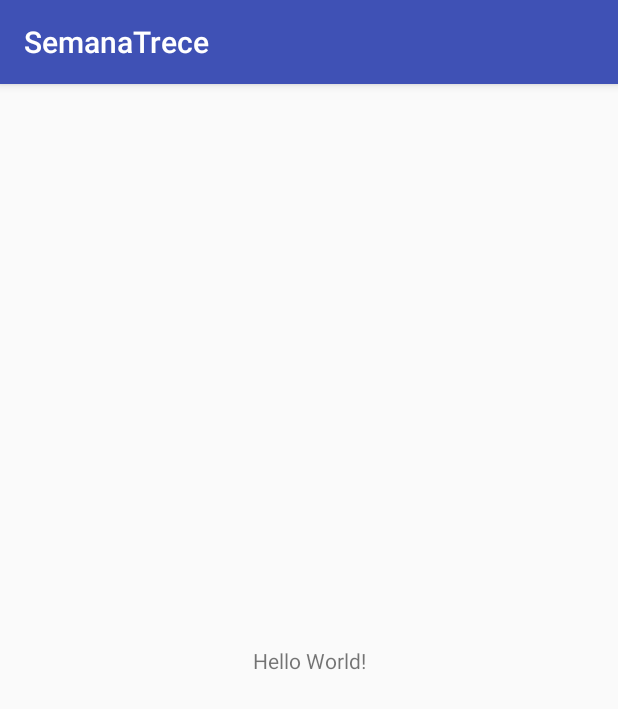
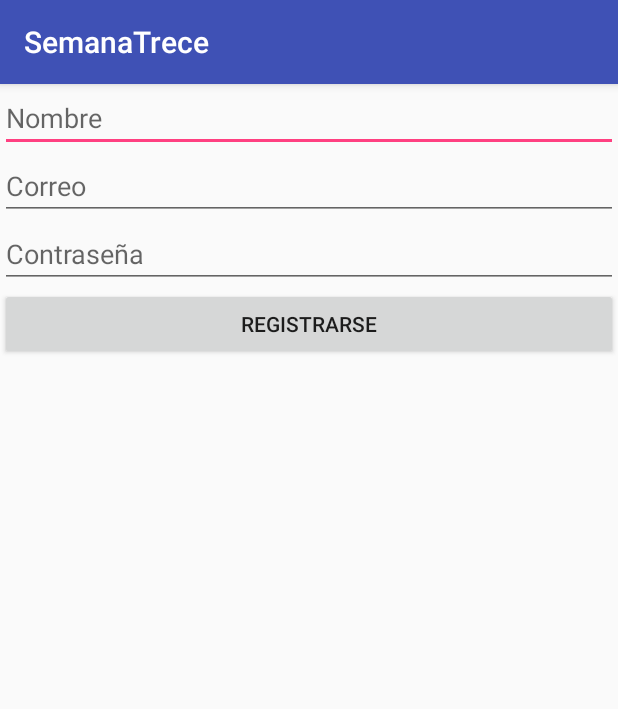
Before and after one commit to juanitaHoyos/SemanaTreceDatabase, an Android app: the screen it shows after launch (MainActivity), on a phone screen of 412 x 824 dp. Shown: the top 709 px of the screen. Run offline under Robolectric (Android 15) with nearby library versions, the phone set to English and light mode, and no system bars; our stand-ins replace Firebase (no records; nobody signed in at launch, a user with empty details on screens opened directly).

Commit message:
Clase del jueves

```diff
--- a/app/build.gradle
+++ b/app/build.gradle
@@ -22,7 +22,7 @@ dependencies {
     implementation fileTree(dir: 'libs', include: ['*.jar'])
     implementation 'com.android.support:appcompat-v7:28.0.0'
     implementation 'com.android.support.constraint:constraint-layout:1.1.3'
-    implementation 'com.google.firebase:firebase-auth:16.0.2'
+    implementation 'com.google.firebase:firebase-auth:16.0.3'
     implementation 'com.google.firebase:firebase-database:16.0.1'
     testImplementation 'junit:junit:4.12'
     androidTestImplementation 'com.android.support.test:runner:1.0.2'
--- a/app/src/main/java/com/example/a1144091759/semanatrece/MainActivity.java
+++ b/app/src/main/java/com/example/a1144091759/semanatrece/MainActivity.java
@@ -3,23 +3,47 @@ package com.example.a1144091759.semanatrece;
 import android.support.annotation.NonNull;
 import android.support.v7.app.AppCompatActivity;
 import android.os.Bundle;
+import android.view.View;
+import android.widget.Button;
+import android.widget.EditText;
 import android.widget.Toast;
 
 import com.google.android.gms.tasks.OnCompleteListener;
 import com.google.android.gms.tasks.Task;
 import com.google.firebase.auth.AuthResult;
 import com.google.firebase.auth.FirebaseAuth;
+import com.google.firebase.database.FirebaseDatabase;
 
 public class MainActivity extends AppCompatActivity {
 
-    FirebaseAuth auth;
+    //FirebaseAuth auth;
+    FirebaseDatabase db;
+    EditText etNombre, etCorreo, etPass;
+    Button btnReg;
 
     @Override
     protected void onCreate(Bundle savedInstanceState) {
         super.onCreate(savedInstanceState);
         setContentView(R.layout.activity_main);
 
-        auth = FirebaseAuth.getInstance();
+        db = FirebaseDatabase.getInstance();
+
+        etNombre = findViewById(R.id.et_nombre);
+        etCorreo = findViewById(R.id.et_correo);
+        etPass = findViewById(R.id.et_pass);
+        btnReg = findViewById(R.id.btn_reg);
+
+        btnReg.setOnClickListener(new View.OnClickListener() {
+            @Override
+            public void onClick(View view) {
+
+                Usuario usuario = new Usuario(etNombre.getText().toString(), etCorreo.getText().toString(), etPass.getText().toString());
+
+                db.getReference().child("usuarios").setValue(usuario);
+            }
+        });
+
+        /*auth = FirebaseAuth.getInstance();
 
         auth.createUserWithEmailAndPassword("manuelaepedesign@gmail.com", "12345678")
                 .addOnCompleteListener(new OnCompleteListener<AuthResult>() {
@@ -35,6 +59,6 @@ public class MainActivity extends AppCompatActivity {
                                     Toast.LENGTH_SHORT).show();
                         }
                     }
-                });
+                });*/
     }
 }
--- a/app/src/main/res/layout/activity_main.xml
+++ b/app/src/main/res/layout/activity_main.xml
@@ -1,18 +1,31 @@
 <?xml version="1.0" encoding="utf-8"?>
-<android.support.constraint.ConstraintLayout xmlns:android="http://schemas.android.com/apk/res/android"
-    xmlns:app="http://schemas.android.com/apk/res-auto"
-    xmlns:tools="http://schemas.android.com/tools"
-    android:layout_width="match_parent"
+<LinearLayout android:layout_width="match_parent"
     android:layout_height="match_parent"
-    tools:context=".MainActivity">
+    android:orientation="vertical"
+    xmlns:android="http://schemas.android.com/apk/res/android">
 
-    <TextView
-        android:layout_width="wrap_content"
+    <EditText
+        android:layout_width="match_parent"
         android:layout_height="wrap_content"
-        android:text="Hello World!"
-        app:layout_constraintBottom_toBottomOf="parent"
-        app:layout_constraintLeft_toLeftOf="parent"
-        app:layout_constraintRight_toRightOf="parent"
-        app:layout_constraintTop_toTopOf="parent" />
+        android:id="@+id/et_nombre"
+        android:hint="Nombre"/>
 
-</android.support.constraint.ConstraintLayout>
+    <EditText
+        android:layout_width="match_parent"
+        android:layout_height="wrap_content"
+        android:id="@+id/et_correo"
+        android:hint="Correo"/>
+
+    <EditText
+        android:layout_width="match_parent"
+        android:layout_height="wrap_content"
+        android:id="@+id/et_pass"
+        android:hint="Contraseña"/>
+
+    <Button
+        android:layout_width="match_parent"
+        android:layout_height="wrap_content"
+        android:id="@+id/btn_reg"
+        android:text="Registrarse"/>
+
+</LinearLayout>
```
Also changed, not shown: app/src/main/java/com/example/a1144091759/semanatrece/Usuario.java (added, +46 -0 lines), 1 other file.
